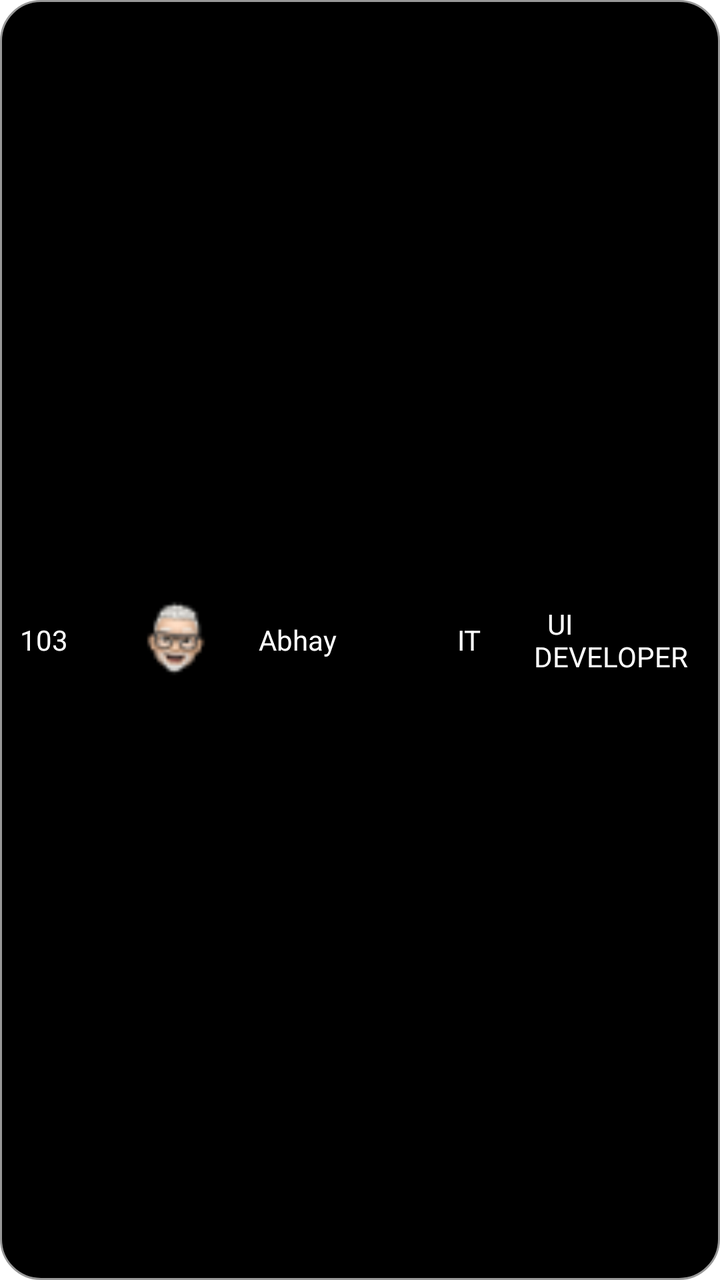
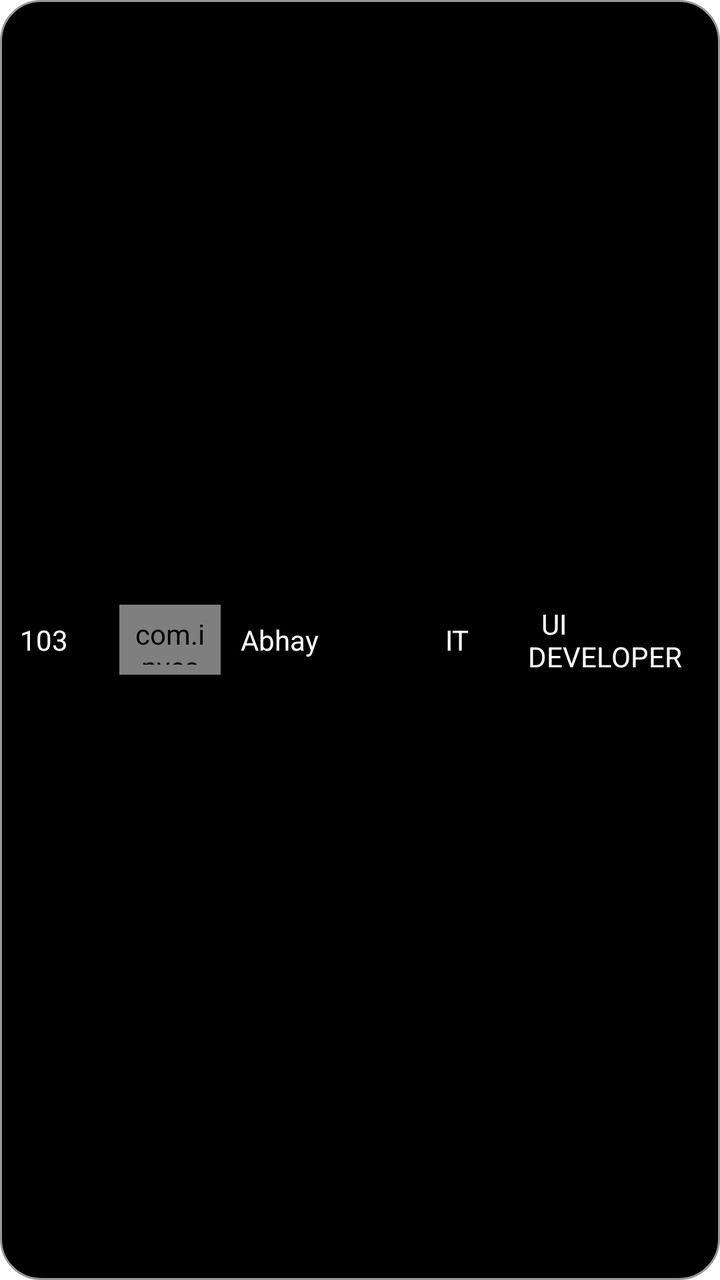

Before-and-after screenshots of an Android layout around one commit, followed by the original layout XML and the change that was made.
<!-- AndroidManifest.xml: application theme AppTheme -->
<!-- res/layout/active_member_recycler.xml -->
<?xml version="1.0" encoding="utf-8"?>
<layout>

    <LinearLayout xmlns:android="http://schemas.android.com/apk/res/android"
        android:layout_width="match_parent"
        android:layout_height="wrap_content"
        android:layout_margin="7dp"
        android:id="@+id/layoutfull"
        android:background="@drawable/cardview_border"
        android:gravity="center"
        android:orientation="horizontal"
        android:padding="@dimen/_5dp"
        android:weightSum="5">

        <TextView
            android:id="@+id/id"
            android:layout_width="wrap_content"
            android:layout_height="wrap_content"
            android:layout_margin="@dimen/_5dp"
            android:layout_weight="1"
            android:text="103"
            android:textColor="@color/white" />

        <ImageView
            android:id="@+id/profilepic"
            android:layout_width="50dp"
            android:layout_height="50dp"
            android:layout_margin="@dimen/_5dp"
            android:layout_weight="1"
            android:src="@drawable/profile" />

        <TextView
            android:id="@+id/name"
            android:layout_width="70dp"
            android:layout_height="wrap_content"
            android:layout_margin="@dimen/_5dp"
            android:layout_marginStart="@dimen/_25dp"
            android:layout_weight="1"
            android:maxLines="2"
            android:text="Abhay"
            android:textColor="@color/white" />

        <TextView
            android:id="@+id/department"
            android:layout_width="wrap_content"
            android:layout_height="wrap_content"
            android:layout_margin="@dimen/_5dp"
            android:layout_weight="1"
            android:text="  IT "
            android:textColor="@color/white" />

        <TextView
            android:id="@+id/position"
            android:layout_width="70dp"
            android:layout_height="wrap_content"
            android:layout_margin="@dimen/_5dp"
            android:maxLines="2"
            android:layout_marginStart="@dimen/_25dp"
            android:layout_weight="1"
            android:text="  UI DEVELOPER"
            android:textColor="@color/white" />
    </LinearLayout>

</layout>
<!-- resources referenced by this layout -->
<resources>
  <color name="white">#FFFFFF</color>
  <dimen name="_25dp">25dp</dimen>
  <dimen name="_5dp">5dp</dimen>
  <!-- drawable cardview_border (drawable) -->
  <shape xmlns:android="http://schemas.android.com/apk/res/android"
      android:shape="rectangle">
      <solid android:color="@android:color/black" /> 
      <corners android:radius="20dp" />
      <stroke
          android:width="1dp"
          android:color="#989898"
          />
  </shape>
  <!-- drawable profile: png bitmap (drawable, 1364 bytes) -->
  <style name="AppTheme" parent="Theme.MaterialComponents.Light.NoActionBar">
          <item name="colorPrimaryDark">@color/black</item>
          <item name="colorSurface">@color/white</item>
      </style>
  <color name="black">#FF000000</color>
</resources>

<!-- the commit's change to res/layout/active_member_recycler.xml (unified diff, before → after) -->
@@ -1,5 +1,5 @@
 <?xml version="1.0" encoding="utf-8"?>
-<layout>
+<layout xmlns:app="http://schemas.android.com/apk/res-auto">
 
     <LinearLayout xmlns:android="http://schemas.android.com/apk/res/android"
         android:layout_width="match_parent"
@@ -21,13 +21,24 @@
             android:text="103"
             android:textColor="@color/white" />
 
-        <ImageView
+        <com.makeramen.roundedimageview.RoundedImageView
             android:id="@+id/profilepic"
             android:layout_width="50dp"
-            android:layout_height="50dp"
+            android:layout_height="55dp"
+            android:scaleType="centerCrop"
+            app:riv_oval="true"
             android:layout_margin="@dimen/_5dp"
             android:layout_weight="1"
+            android:visibility="gone"
             android:src="@drawable/profile" />
+        <com.investmango.hrconsole.commonclasses.InitialAvatarView
+            android:id="@+id/initialAvatar"
+            android:layout_width="35dp"
+            android:layout_height="35dp"
+            android:layout_margin="@dimen/_5dp"
+            android:padding="@dimen/_5dp"
+            android:layout_weight="1"/>
+
 
         <TextView
             android:id="@+id/name"
@@ -59,6 +70,8 @@
             android:layout_weight="1"
             android:text="  UI DEVELOPER"
             android:textColor="@color/white" />
+
+
     </LinearLayout>
 
 </layout>
